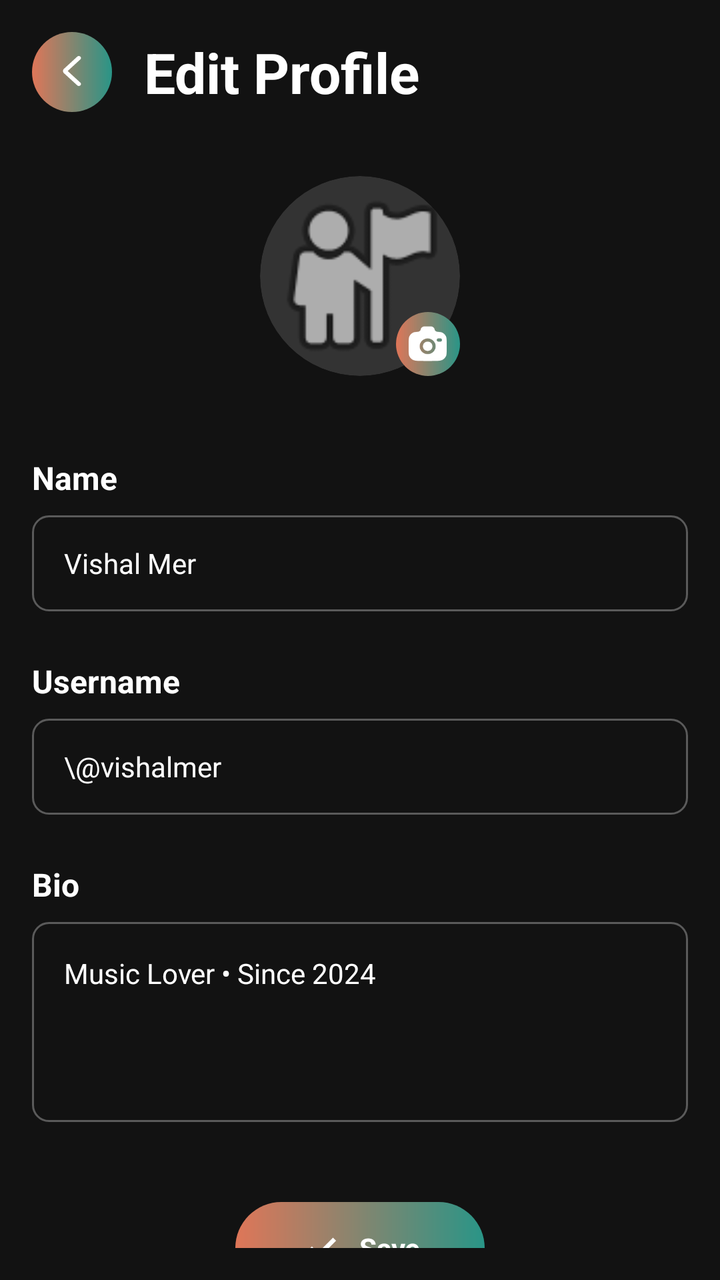
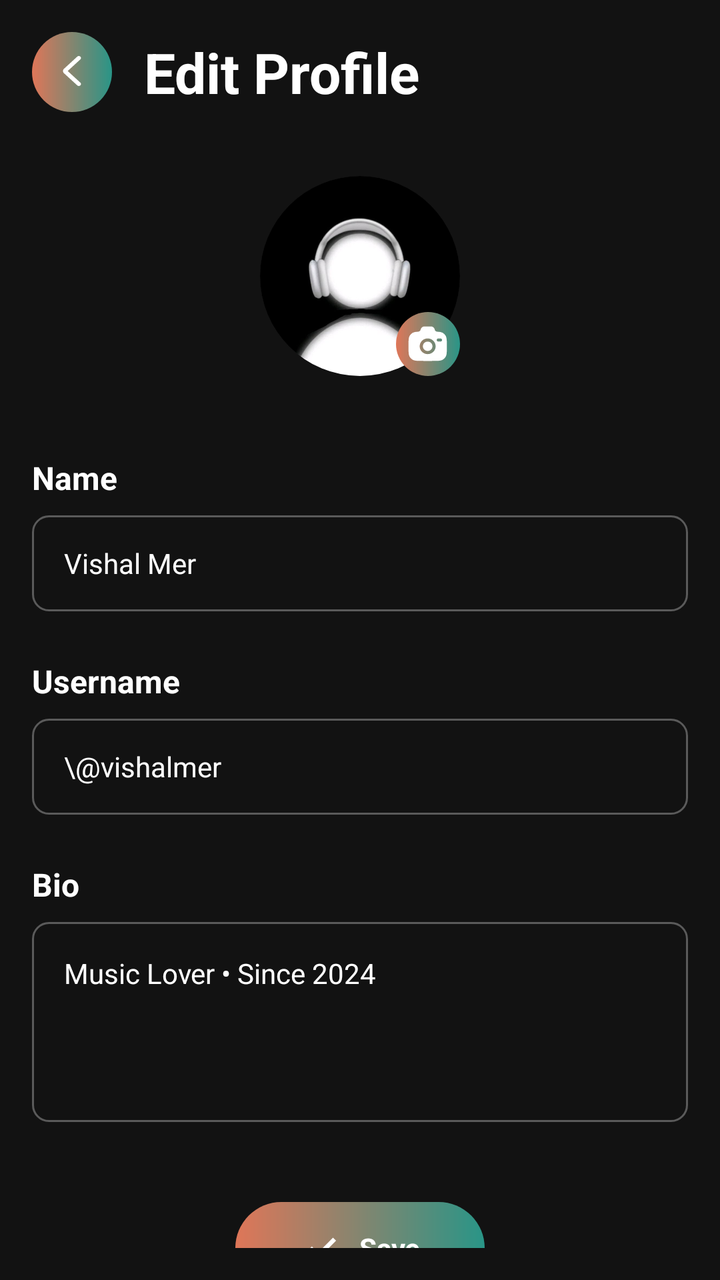

Compare the two renders of this Android layout. The source of the first and the diff that turns it into the second are given below.
<!-- AndroidManifest.xml: application theme Theme.ViBePlayer -->
<!-- res/layout/fragment_edit_profile.xml -->
<?xml version="1.0" encoding="utf-8"?>
<androidx.constraintlayout.widget.ConstraintLayout xmlns:android="http://schemas.android.com/apk/res/android"
    xmlns:app="http://schemas.android.com/apk/res-auto"
    xmlns:tools="http://schemas.android.com/tools"
    android:layout_width="match_parent"
    android:layout_height="match_parent"
    android:background="@color/vibe_black"
    android:padding="16dp">

    <LinearLayout
        android:id="@+id/editProfileHeader"
        android:layout_width="match_parent"
        android:layout_height="wrap_content"
        android:gravity="center_vertical"
        android:orientation="horizontal"
        app:layout_constraintTop_toTopOf="parent">

        <FrameLayout
            android:id="@+id/btnEditBack"
            android:layout_width="40dp"
            android:layout_height="40dp"
            android:background="@drawable/bg_chip_outline">

            <ImageView
                android:layout_width="20dp"
                android:layout_height="20dp"
                android:layout_gravity="center"
                android:src="@drawable/ic_back_arrow"
                app:tint="@color/white" />
        </FrameLayout>

        <TextView
            android:id="@+id/txtEditHeader"
            android:layout_width="wrap_content"
            android:layout_height="wrap_content"
            android:layout_marginStart="16dp"
            android:text="Edit Profile"
            android:textColor="@color/white"
            android:textSize="28sp"
            android:textStyle="bold" />
    </LinearLayout>

    <androidx.core.widget.NestedScrollView
        android:layout_width="match_parent"
        android:layout_height="0dp"
        android:layout_marginTop="16dp"
        android:fillViewport="true"
        app:layout_constraintBottom_toBottomOf="parent"
        app:layout_constraintEnd_toEndOf="parent"
        app:layout_constraintStart_toStartOf="parent"
        app:layout_constraintTop_toBottomOf="@id/editProfileHeader">

        <androidx.constraintlayout.widget.ConstraintLayout
            android:layout_width="match_parent"
            android:layout_height="wrap_content"
            android:paddingBottom="40dp">

            <androidx.constraintlayout.widget.ConstraintLayout
                android:id="@+id/layoutAvatarEdit"
                android:layout_width="wrap_content"
                android:layout_height="wrap_content"
                android:layout_marginTop="16dp"
                app:layout_constraintEnd_toEndOf="parent"
                app:layout_constraintStart_toStartOf="parent"
                app:layout_constraintTop_toTopOf="parent">

                <androidx.cardview.widget.CardView
                    android:id="@+id/cardAvatar"
                    android:layout_width="100dp"
                    android:layout_height="100dp"
                    app:cardBackgroundColor="#333333"
                    app:cardCornerRadius="50dp"
                    app:cardElevation="0dp"
                    app:layout_constraintBottom_toBottomOf="parent"
                    app:layout_constraintEnd_toEndOf="parent"
                    app:layout_constraintStart_toStartOf="parent"
                    app:layout_constraintTop_toTopOf="parent">

                    <ImageView
                        android:id="@+id/imgAvatarInner"
                        android:layout_width="match_parent"
                        android:layout_height="match_parent"
                        android:scaleType="centerCrop"
                        android:src="@android:drawable/ic_menu_myplaces" />
                </androidx.cardview.widget.CardView>

                <FrameLayout
                    android:layout_width="32dp"
                    android:layout_height="32dp"
                    android:background="@drawable/bg_chip_outline"
                    app:layout_constraintBottom_toBottomOf="parent"
                    app:layout_constraintEnd_toEndOf="parent">

                    <ImageView
                        android:layout_width="23dp"
                        android:layout_height="23dp"
                        android:layout_gravity="center"
                        android:src="@drawable/ic_camera"
                        app:tint="@color/white" />
                </FrameLayout>
            </androidx.constraintlayout.widget.ConstraintLayout>

            <LinearLayout
                android:id="@+id/layoutFormInputs"
                android:layout_width="match_parent"
                android:layout_height="wrap_content"
                android:layout_marginTop="40dp"
                android:orientation="vertical"
                app:layout_constraintTop_toBottomOf="@id/layoutAvatarEdit">

                <TextView
                    android:layout_width="wrap_content"
                    android:layout_height="wrap_content"
                    android:text="Name"
                    android:textColor="@color/white"
                    android:textSize="16sp"
                    android:textStyle="bold" />

                <EditText
                    android:id="@+id/etEditName"
                    android:layout_width="match_parent"
                    android:layout_height="48dp"
                    android:layout_marginTop="8dp"
                    android:background="@drawable/bg_input_field"
                    android:paddingHorizontal="16dp"
                    android:text="Vishal Mer"
                    android:textColor="@color/white"
                    android:textSize="14sp" />

                <TextView
                    android:layout_width="wrap_content"
                    android:layout_height="wrap_content"
                    android:layout_marginTop="24dp"
                    android:text="Username"
                    android:textColor="@color/white"
                    android:textSize="16sp"
                    android:textStyle="bold" />

                <EditText
                    android:id="@+id/etEditUsername"
                    android:layout_width="match_parent"
                    android:layout_height="48dp"
                    android:layout_marginTop="8dp"
                    android:background="@drawable/bg_input_field"
                    android:paddingHorizontal="16dp"
                    android:text="\@vishalmer"
                    android:textColor="@color/white"
                    android:textSize="14sp" />

                <TextView
                    android:layout_width="wrap_content"
                    android:layout_height="wrap_content"
                    android:layout_marginTop="24dp"
                    android:text="Bio"
                    android:textColor="@color/white"
                    android:textSize="16sp"
                    android:textStyle="bold" />

                <EditText
                    android:id="@+id/etEditBio"
                    android:layout_width="match_parent"
                    android:layout_height="100dp"
                    android:layout_marginTop="8dp"
                    android:background="@drawable/bg_input_field"
                    android:gravity="top|start"
                    android:padding="16dp"
                    android:text="Music Lover • Since 2024"
                    android:textColor="@color/white"
                    android:textSize="14sp" />
            </LinearLayout>

            <LinearLayout
                android:id="@+id/btnSaveProfile"
                android:layout_width="wrap_content"
                android:layout_height="wrap_content"
                android:layout_marginTop="40dp"
                android:background="@drawable/bg_chip_outline"
                android:gravity="center"
                android:orientation="horizontal"
                android:paddingHorizontal="32dp"
                android:paddingVertical="12dp"
                app:layout_constraintBottom_toBottomOf="parent"
                app:layout_constraintEnd_toEndOf="parent"
                app:layout_constraintStart_toStartOf="parent"
                app:layout_constraintTop_toBottomOf="@id/layoutFormInputs"
                app:layout_constraintVertical_bias="1.0">

                <ImageView
                    android:layout_width="22dp"
                    android:layout_height="22dp"
                    android:src="@drawable/ic_tick"
                    app:tint="@color/white" />

                <TextView
                    android:layout_width="wrap_content"
                    android:layout_height="wrap_content"
                    android:layout_marginStart="8dp"
                    android:text="Save"
                    android:textColor="@color/white"
                    android:textSize="14sp"
                    android:textStyle="bold" />
            </LinearLayout>

        </androidx.constraintlayout.widget.ConstraintLayout>
    </androidx.core.widget.NestedScrollView>

</androidx.constraintlayout.widget.ConstraintLayout>
<!-- resources referenced by this layout -->
<resources>
  <color name="vibe_black">#121212</color>
  <color name="white">#FFFFFFFF</color>
  <!-- drawable bg_chip_outline (drawable) -->
  <?xml version="1.0" encoding="utf-8"?>
  <shape xmlns:android="http://schemas.android.com/apk/res/android"
      android:shape="rectangle">
  
      <gradient
          android:angle="0"
          android:startColor="#DF7658"
          android:endColor="#299587" />
  
      <corners android:radius="50dp" />
  
  </shape>
  <!-- drawable bg_input_field (drawable) -->
  <?xml version="1.0" encoding="utf-8"?>
  <shape xmlns:android="http://schemas.android.com/apk/res/android">
      <solid android:color="#00000000" /> <stroke android:width="1dp" android:color="#4DFFFFFF" /> <corners android:radius="8dp" />
  </shape>
  <!-- drawable ic_back_arrow (drawable) -->
  <vector xmlns:android="http://schemas.android.com/apk/res/android"
      android:width="40dp"
      android:height="40dp"
      android:viewportWidth="40"
      android:viewportHeight="40">
    <path
        android:pathData="M15.694,19.011L28.354,30.638C28.785,31.034 28.993,31.495 28.979,32.022C28.965,32.55 28.743,33.011 28.311,33.407C27.879,33.802 27.377,34 26.804,34C26.231,34 25.728,33.802 25.297,33.407L12.033,21.265C11.689,20.948 11.431,20.593 11.258,20.197C11.086,19.802 11,19.406 11,19.011C11,18.615 11.086,18.22 11.258,17.824C11.431,17.429 11.689,17.073 12.033,16.756L25.297,4.575C25.727,4.179 26.237,3.988 26.826,4.001C27.415,4.013 27.925,4.218 28.354,4.614C28.784,5.011 28.999,5.472 29,5.999C29.001,6.525 28.786,6.986 28.354,7.383L15.694,19.011Z"
        android:fillColor="#ffffff"/>
  </vector>
  <!-- drawable ic_camera (drawable) -->
  <vector xmlns:android="http://schemas.android.com/apk/res/android"
      android:width="20dp"
      android:height="20dp"
      android:viewportWidth="20"
      android:viewportHeight="20">
    <path
        android:pathData="M8.148,17.5H11.852C14.453,17.5 15.753,17.5 16.688,16.888C17.091,16.624 17.438,16.282 17.709,15.884C18.333,14.967 18.333,13.69 18.333,11.137C18.333,8.583 18.333,7.306 17.709,6.389C17.438,5.991 17.091,5.65 16.688,5.386C16.088,4.992 15.336,4.851 14.185,4.801C13.636,4.801 13.163,4.393 13.056,3.863C12.974,3.476 12.76,3.128 12.452,2.88C12.143,2.632 11.758,2.497 11.362,2.5H8.638C7.815,2.5 7.106,3.071 6.944,3.863C6.837,4.393 6.364,4.801 5.815,4.801C4.665,4.851 3.913,4.993 3.313,5.386C2.91,5.65 2.563,5.991 2.292,6.389C1.667,7.306 1.667,8.583 1.667,11.137C1.667,13.691 1.667,14.967 2.291,15.884C2.561,16.281 2.908,16.622 3.313,16.888C4.247,17.5 5.548,17.5 8.148,17.5ZM10,7.728C8.083,7.728 6.528,9.253 6.528,11.136C6.528,13.018 8.083,14.547 10,14.547C11.917,14.547 13.473,13.02 13.473,11.137C13.473,9.255 11.917,7.728 10,7.728ZM10,9.091C8.85,9.091 7.917,10.007 7.917,11.137C7.917,12.266 8.85,13.182 10,13.182C11.15,13.182 12.083,12.266 12.083,11.137C12.083,10.007 11.15,9.091 10,9.091ZM13.935,8.409C13.935,8.033 14.246,7.728 14.63,7.728H15.555C15.938,7.728 16.25,8.033 16.25,8.409C16.248,8.592 16.174,8.766 16.044,8.894C15.914,9.022 15.738,9.092 15.556,9.091H14.63C14.54,9.092 14.45,9.075 14.366,9.041C14.282,9.007 14.206,8.957 14.141,8.894C14.077,8.831 14.025,8.755 13.99,8.672C13.955,8.589 13.936,8.5 13.935,8.409Z"
        android:fillColor="#ffffff"
        android:fillType="evenOdd"/>
  </vector>
  <!-- drawable ic_tick (drawable) -->
  <vector xmlns:android="http://schemas.android.com/apk/res/android"
      android:width="22dp"
      android:height="22dp"
      android:viewportWidth="22"
      android:viewportHeight="22">
    <path
        android:pathData="M16.83,5.83L9.35,13.31L6.27,10.23L4.73,11.77L9.35,16.39L18.37,7.37L16.83,5.83Z"
        android:fillColor="#ffffff"/>
  </vector>
  <style name="Theme.ViBePlayer" parent="Base.Theme.ViBePlayer" />
  <style name="Base.Theme.ViBePlayer" parent="Theme.Material3.DayNight.NoActionBar">
          
          
      </style>
</resources>

<!-- the commit's change to res/layout/fragment_edit_profile.xml (unified diff, before → after) -->
@@ -81,7 +81,7 @@
                         android:layout_width="match_parent"
                         android:layout_height="match_parent"
                         android:scaleType="centerCrop"
-                        android:src="@android:drawable/ic_menu_myplaces" />
+                        android:src="@drawable/default_pp" />
                 </androidx.cardview.widget.CardView>
 
                 <FrameLayout
<!-- resource entries referenced after the edit -->
@@ -20,6 +20,7 @@
   <shape xmlns:android="http://schemas.android.com/apk/res/android">
       <solid android:color="#00000000" /> <stroke android:width="1dp" android:color="#4DFFFFFF" /> <corners android:radius="8dp" />
   </shape>
+  <!-- drawable default_pp: jpg bitmap (drawable, 27773 bytes) -->
   <!-- drawable ic_back_arrow (drawable) -->
   <vector xmlns:android="http://schemas.android.com/apk/res/android"
       android:width="40dp"
